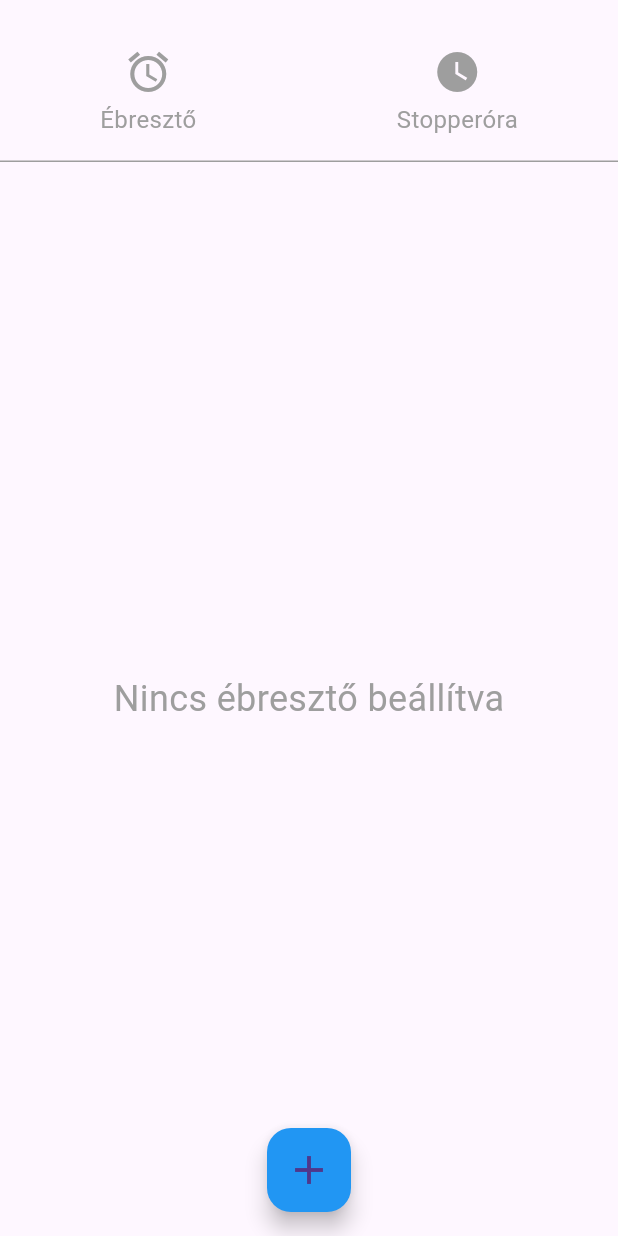
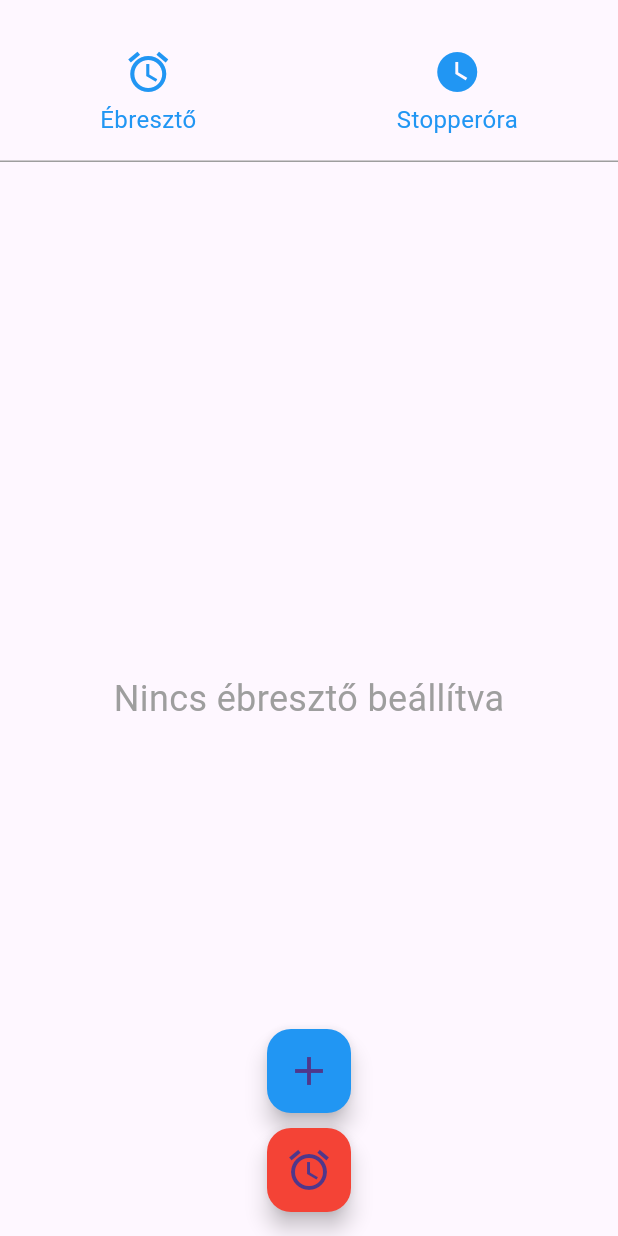
Before and after one commit to FenyvesiPeti/Ebreszto_stopperora, a Flutter app: the screen it shows after launch, on a phone screen of 412 x 824 dp. Run offline on Flutter 3.47's test engine with Material 3 defaults, Android fonts, the phone set to English and light mode, and no system bars; our stand-ins replace just_audio.

Commit message:
Add files via upload

```diff
--- a/lib/header_widget.dart
+++ b/lib/header_widget.dart
@@ -15,10 +15,10 @@
 }
 
 class _HeaderWidgetState extends State<HeaderWidget> {
-  Color _alarmIconColor = Colors.grey;
-  Color _alarmTextColor = Colors.grey;
-  Color _timerIconColor = Colors.grey;
-  Color _timerTextColor = Colors.grey;
+  Color _alarmIconColor = Colors.blue;
+  Color _alarmTextColor = Colors.blue;
+  Color _timerIconColor = Colors.blue;
+  Color _timerTextColor = Colors.blue;
   String _selectedType = '';
 
   void _changeColor(String type) {
--- a/pubspec.yaml
+++ b/pubspec.yaml
@@ -30,6 +30,8 @@
 dependencies:
   flutter:
     sdk: flutter
+  audioplayers: ^0.20.1 #audió lejátszáshoz,de nem működik miért is működne
+  just_audio: ^0.9.30 #audió lejátszáshoz
 
   # The following adds the Cupertino Icons font to your application.
   # Use with the CupertinoIcons class for iOS style icons.
@@ -58,7 +60,8 @@
   uses-material-design: true
 
   # To add assets to your application, add an assets section, like this:
-  # assets:
+  assets:
+    - assets/ringtone.mp3
   #   - images/a_dot_burr.jpeg
   #   - images/a_dot_ham.jpeg
 
```
Also changed, not shown: lib/main.dart (+38 -3 lines), 1 other file.
